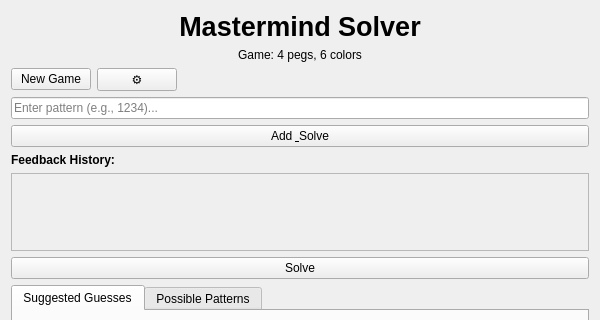
Qt form src/gui/MastermindWidget.ui (satsinush/word-games) before a commit; both pictures show x 0 to 600 and y 0 to 320 of the 600 by 500 pixel window.
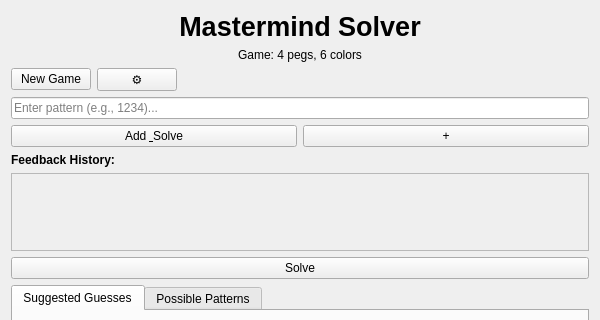
The same form after that commit.

What changed in the file:
```diff
--- a/src/gui/MastermindWidget.ui
+++ b/src/gui/MastermindWidget.ui
@@ -80,11 +80,31 @@
     </widget>
    </item>
    <item>
+    <layout class="QHBoxLayout" name="submitButtonsLayout">
+     <item>
     <widget class="QPushButton" name="submitBtn">
      <property name="text">
       <string>Add &amp; Solve</string>
      </property>
     </widget>
+     </item>
+     <item>
+      <widget class="QPushButton" name="addOnlyBtn">
+       <property name="text">
+        <string>+</string>
+       </property>
+       <property name="toolTip">
+        <string>Add guess without solving</string>
+       </property>
+       <property name="maximumWidth">
+        <number>40</number>
+       </property>
+       <property name="minimumWidth">
+        <number>40</number>
+       </property>
+      </widget>
+     </item>
+    </layout>
    </item>
    <item>
     <widget class="QLabel" name="feedbackListLabel">
```
Lines whose indentation alone changed are shown as unchanged.
